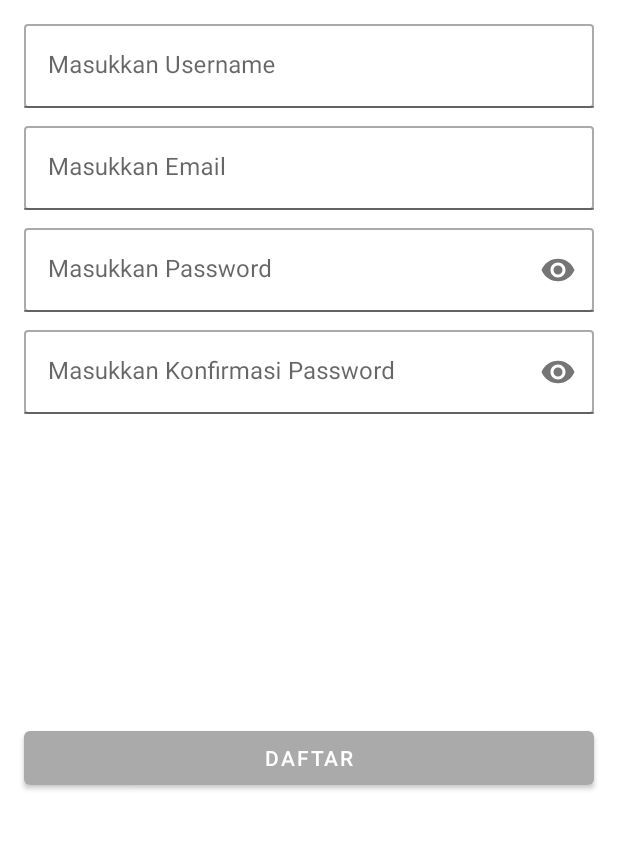
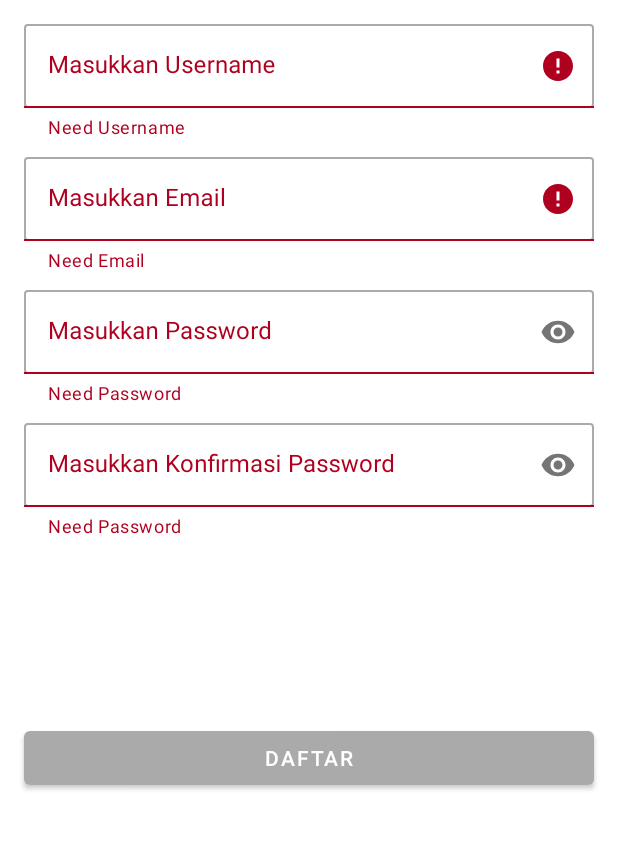
Before and after one commit to novianr90/Notebook-Local-Database, an Android app: the RegisterFragment screen opened through its navigation route, after a tap on "DAFTAR", on a phone screen of 412 x 824 dp, the part 346-1196 px from its top. Run offline under Robolectric (Android 15) with nearby library versions, the phone set to English and light mode, and no system bars; 1 statement that could not run was skipped.

Commit message:
fix typo stack add function to validate profile and add empty function for edittext

```diff
--- a/app/src/main/java/id/novian/binar/notebookapplication/database/dao/DataDao.kt
+++ b/app/src/main/java/id/novian/binar/notebookapplication/database/dao/DataDao.kt
@@ -18,6 +18,9 @@ interface DataDao {
     @Query("SELECT email FROM DataProfile WHERE email = :email")
     fun getEmail(email: String): String
 
+    @Query("SELECT password FROM DataProfile WHERE password = :password")
+    fun getPassword(password: String): String
+
     @Query("SELECT username FROM DataProfile WHERE email = :email")
     fun getUsernameFromEmail(email: String): String
 
--- a/app/src/main/java/id/novian/binar/notebookapplication/database/db/DataProfileDatabase.kt
+++ b/app/src/main/java/id/novian/binar/notebookapplication/database/db/DataProfileDatabase.kt
@@ -25,7 +25,7 @@ abstract class DataProfileDatabase: RoomDatabase() {
                         DataProfileDatabase::class.java,
                         "DataProfile.db"
                     )
-                        .fallbackToDestructiveMigration()
+//                        .fallbackToDestructiveMigration()
                         .build()
                 }
             }
--- a/app/src/main/java/id/novian/binar/notebookapplication/fragment/RegisterFragment.kt
+++ b/app/src/main/java/id/novian/binar/notebookapplication/fragment/RegisterFragment.kt
@@ -58,20 +58,32 @@ class RegisterFragment : Fragment() {
             val password = binding.etPassword.text.toString()
             val confirmPass = binding.etConfirmPassword.text.toString()
 
-            if(username.isEmpty()){
+            if (username.isEmpty()) {
+                binding.containerUsername.error = "Need Username"
                 valid = false
+            } else {
+                binding.containerUsername.error = null
             }
 
-            if(email.isEmpty()){
+            if (email.isEmpty()) {
+                binding.containerEmail.error = "Need Email"
                 valid = false
+            } else {
+                binding.containerEmail.error = null
             }
 
-            if(password.isEmpty()){
+            if (password.isEmpty()) {
+                binding.containerPassword.error = "Need Password"
                 valid = false
+            } else {
+                binding.containerPassword.error = null
             }
 
-            if(confirmPass.isEmpty()){
+            if (confirmPass.isEmpty()) {
+                binding.containerConfirmPassword.error = "Need Password"
                 valid = false
+            } else {
+                binding.containerConfirmPassword.error = null
             }
 
             if(valid){
@@ -83,7 +95,7 @@ class RegisterFragment : Fragment() {
                     }
                     else {
                         saveToDb(username, email, password)
-                        createToastInMainThread("Data Saved")
+                        createToastInMainThread("Data Created")
                         CoroutineScope(Dispatchers.Main).launch {
                             it.findNavController().navigate(RegisterFragmentDirections.actionRegisterFragmentToLoginFragment())
                         }
--- a/app/src/main/java/id/novian/binar/notebookapplication/helper/DataProfileRepo.kt
+++ b/app/src/main/java/id/novian/binar/notebookapplication/helper/DataProfileRepo.kt
@@ -23,7 +23,7 @@ class DataProfileRepo(context: Context) {
     }
 
     suspend fun getUsernameFromEmail(email: String) = withContext(Dispatchers.IO){
-             mDb?.dataProfileDao()?.getUsernameFromEmail(email)
+        mDb?.dataProfileDao()?.getUsernameFromEmail(email)
     }
 
     suspend fun getUsername(username: String) = withContext(Dispatchers.IO) {
@@ -33,4 +33,8 @@ class DataProfileRepo(context: Context) {
     suspend fun getEmail(email: String) = withContext(Dispatchers.IO) {
         mDb?.dataProfileDao()?.getEmail(email)
     }
+
+    suspend fun getPassword(password: String) = withContext(Dispatchers.IO) {
+        mDb?.dataProfileDao()?.getPassword(password)
+    }
 }
--- a/app/src/main/res/layout/layout_dialog_add.xml
+++ b/app/src/main/res/layout/layout_dialog_add.xml
@@ -37,6 +37,8 @@
         android:background="@drawable/bg_edit_text"
         android:hint="@string/txt_et_notes"
         android:padding="10dp"
+        android:lines="10"
+        android:maxLines="10"
         app:layout_constraintTop_toBottomOf="@id/et_title" />
 
     <Button
--- a/app/src/main/res/layout/layout_dialog_edit.xml
+++ b/app/src/main/res/layout/layout_dialog_edit.xml
@@ -37,7 +37,9 @@
         android:background="@drawable/bg_edit_text"
         android:hint="@string/txt_et_notes"
         android:padding="10dp"
-        app:layout_constraintTop_toBottomOf="@id/et_title"/>
+        android:lines="10"
+        android:maxLines="10"
+        app:layout_constraintTop_toBottomOf="@id/et_title" />
 
     <Button
         android:id="@+id/btn_edit"
--- a/app/src/main/res/navigation/nav_graph.xml
+++ b/app/src/main/res/navigation/nav_graph.xml
@@ -33,7 +33,9 @@
             app:popUpToInclusive="true" />
         <action
             android:id="@+id/action_loginFragment_to_registerFragment"
-            app:destination="@id/registerFragment" />
+            app:destination="@id/registerFragment"
+            app:popUpTo="@id/registerFragment"
+            app:popUpToInclusive="true" />
     </fragment>
     <fragment
         android:id="@+id/homeFragment"
@@ -42,15 +44,22 @@
         tools:layout="@layout/fragment_home" >
         <action
             android:id="@+id/action_homeFragment_to_loginFragment"
-            app:destination="@id/loginFragment" />
+            app:destination="@id/loginFragment"
+            app:popUpTo="@id/homeFragment"
+            app:popUpToInclusive="true" />
     </fragment>
     <fragment
         android:id="@+id/registerFragment"
         android:name="id.novian.binar.notebookapplication.fragment.RegisterFragment"
         android:label="fragment_register"
-        tools:layout="@layout/fragment_register" >
+        tools:layout="@layout/fragment_register">
         <action
             android:id="@+id/action_registerFragment_to_loginFragment"
+            app:destination="@id/loginFragment"
+            app:popUpTo="@id/loginFragment"
+            app:popUpToInclusive="true" />
+        <action
+            android:id="@+id/action_registerFragment_to_loginFragment3"
             app:destination="@id/loginFragment"
             app:popUpTo="@id/registerFragment"
             app:popUpToInclusive="true" />
```
Also changed, not shown: app/src/main/java/id/novian/binar/notebookapplication/fragment/HomeFragment.kt (+6 -4 lines), app/src/main/java/id/novian/binar/notebookapplication/fragment/LoginFragment.kt (+25 -5 lines), app/src/main/res/layout/item_data.xml (+10 -6 lines).
